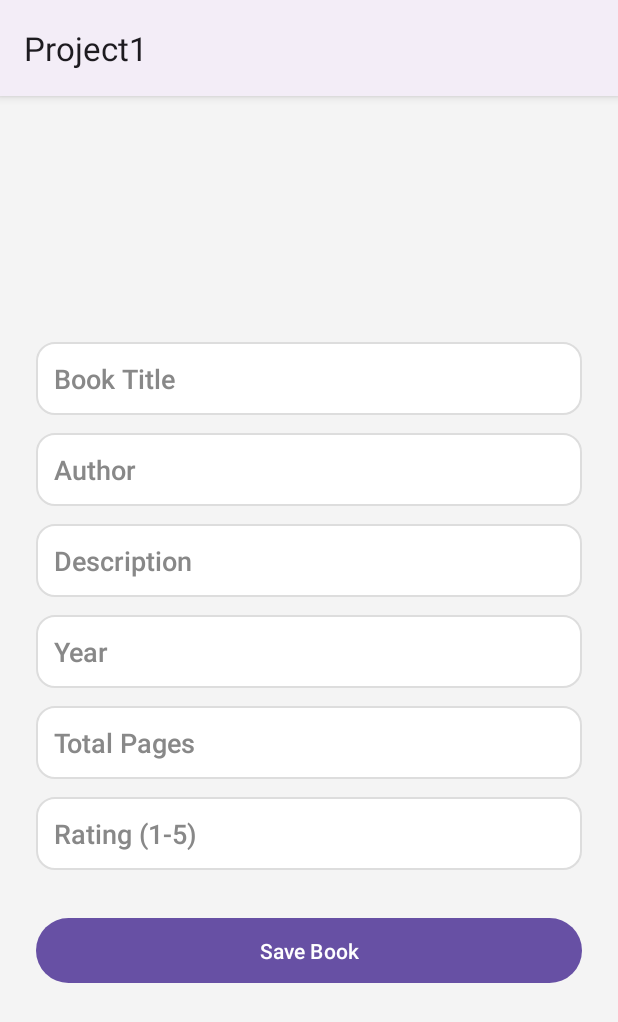
After one commit to ArbreshaS/Aplikacion-per-Menaxhimin-e-Leximeve, an Android app: the AddBookActivity screen opened directly, with no data from a screen before it, on a phone screen of 412 x 824 dp. The commit adds this screen. Shown: the top 1022 px of the screen. Run offline under Robolectric (Android 15) with nearby library versions, the phone set to English and light mode, and no system bars; our stand-ins replace Firebase (no records; nobody signed in at launch, a user with empty details on screens opened directly).

Commit message:
Integrimi i FireBase Database ,krijimi icollection per books. Ndarja e funksionaliteteve Home dhe Profile ne MainActivity

```diff
--- /dev/null
+++ b/app/src/main/java/com/example/project1/AddBookActivity.java
@@ -0,0 +1,88 @@
+package com.example.project1;
+
+import android.os.Bundle;
+import android.text.TextUtils;
+import android.view.View;
+import android.widget.Button;
+import android.widget.EditText;
+import android.widget.Toast;
+
+import androidx.appcompat.app.AppCompatActivity;
+
+import com.google.firebase.auth.FirebaseAuth;
+import com.google.firebase.firestore.FirebaseFirestore;
+
+public class AddBookActivity extends AppCompatActivity {
+
+    private EditText titleEditText, authorEditText, descriptionEditText, yearEditText, totalPagesEditText, ratingEditText;
+    private Button saveButton;
+    private FirebaseFirestore db;
+    private FirebaseAuth auth;
+
+    @Override
+    protected void onCreate(Bundle savedInstanceState) {
+        super.onCreate(savedInstanceState);
+        setContentView(R.layout.activity_add_book);
+
+        // Initialize views
+        titleEditText = findViewById(R.id.editTextTitle);
+        authorEditText = findViewById(R.id.editTextAuthor);
+        descriptionEditText = findViewById(R.id.editTextDescription);
+        yearEditText = findViewById(R.id.editTextYear);
+        totalPagesEditText = findViewById(R.id.editTextTotalPages);
+        ratingEditText = findViewById(R.id.editTextRating);
+        saveButton = findViewById(R.id.btnSaveBook);
+
+        // Firebase instance
+        db = FirebaseFirestore.getInstance();
+        auth = FirebaseAuth.getInstance();
+
+        // Button listener to save book
+        saveButton.setOnClickListener(v -> saveBook());
+    }
+
+    private void saveBook() {
+        // Get text from the fields
+        String title = titleEditText.getText().toString().trim();
+        String author = authorEditText.getText().toString().trim();
+        String description = descriptionEditText.getText().toString().trim();
+        String yearText = yearEditText.getText().toString().trim();
+        String totalPagesText = totalPagesEditText.getText().toString().trim();
+        String ratingText = ratingEditText.getText().toString().trim();
+
+        // Check for empty fields
+        if (TextUtils.isEmpty(title) || TextUtils.isEmpty(author) || TextUtils.isEmpty(description) ||
+                TextUtils.isEmpty(yearText) || TextUtils.isEmpty(totalPagesText) || TextUtils.isEmpty(ratingText)) {
+            Toast.makeText(this, "Please fill all fields", Toast.LENGTH_SHORT).show();
+            return;
+        }
+
+        // Parse year, total pages, and rating with validation
+        int year, totalPages, rating;
+        try {
+            year = Integer.parseInt(yearText);
+            totalPages = Integer.parseInt(totalPagesText);
+            rating = Integer.parseInt(ratingText);
+        } catch (NumberFormatException e) {
+            Toast.makeText(this, "Please enter valid numbers for year, total pages, and rating", Toast.LENGTH_SHORT).show();
+            return;
+        }
+
+        // Get the current user ID
+        String userId = auth.getCurrentUser().getUid();
+
+        // Create a book object
+        Book newBook = new Book(title, author, description, year, 0, totalPages, false, rating);
+
+        // Save the book to Firestore
+        db.collection("books")
+                .add(newBook.toMap(userId)) // Use the Book class method to convert to a map
+                .addOnSuccessListener(documentReference -> {
+                    Toast.makeText(AddBookActivity.this, "Book added successfully!", Toast.LENGTH_SHORT).show();
+                    finish(); // Close the activity after saving
+                })
+                .addOnFailureListener(e -> {
+                    Toast.makeText(AddBookActivity.this, "Error adding book", Toast.LENGTH_SHORT).show();
+                });
+    }
+}
--- /dev/null
+++ b/app/src/main/res/drawable/custom_progress_bar.xml
@@ -0,0 +1,5 @@
+<?xml version="1.0" encoding="utf-8"?>
+<shape xmlns:android="http://schemas.android.com/apk/res/android">
+    <solid android:color="#FF4081" />
+    <corners android:radius="8dp" />
+</shape>
--- /dev/null
+++ b/app/src/main/res/drawable/rounded_edittext.xml
@@ -0,0 +1,6 @@
+<?xml version="1.0" encoding="utf-8"?>
+<shape xmlns:android="http://schemas.android.com/apk/res/android">
+    <solid android:color="#FFFFFF"/>
+    <corners android:radius="12dp"/>
+    <stroke android:color="#DDDDDD" android:width="1dp"/>
+</shape>
--- /dev/null
+++ b/app/src/main/res/layout/activity_add_book.xml
@@ -0,0 +1,94 @@
+<LinearLayout xmlns:android="http://schemas.android.com/apk/res/android"
+    android:layout_width="match_parent"
+    android:layout_height="match_parent"
+    android:orientation="vertical"
+    android:padding="24dp"
+    android:gravity="center"
+    android:background="#F4F4F4">
+
+    <EditText
+        android:id="@+id/editTextTitle"
+        android:layout_width="match_parent"
+        android:layout_height="wrap_content"
+        android:hint="Book Title"
+        android:textColor="#333333"
+        android:textColorHint="#888888"
+        android:background="@drawable/rounded_edittext"
+        android:padding="12dp"
+        android:layout_marginBottom="12dp"
+        android:fontFamily="sans-serif-medium"/>
+
+    <EditText
+        android:id="@+id/editTextAuthor"
+        android:layout_width="match_parent"
+        android:layout_height="wrap_content"
+        android:hint="Author"
+        android:textColor="#333333"
+        android:textColorHint="#888888"
+        android:background="@drawable/rounded_edittext"
+        android:padding="12dp"
+        android:layout_marginBottom="12dp"
+        android:fontFamily="sans-serif-medium"/>
+
+    <EditText
+        android:id="@+id/editTextDescription"
+        android:layout_width="match_parent"
+        android:layout_height="wrap_content"
+        android:hint="Description"
+        android:textColor="#333333"
+        android:textColorHint="#888888"
+        android:background="@drawable/rounded_edittext"
+        android:padding="12dp"
+        android:layout_marginBottom="12dp"
+        android:fontFamily="sans-serif-medium"/>
+
+    <EditText
+        android:id="@+id/editTextYear"
+        android:layout_width="match_parent"
+        android:layout_height="wrap_content"
+        android:hint="Year"
+        android:inputType="number"
+        android:textColor="#333333"
+        android:textColorHint="#888888"
+        android:background="@drawable/rounded_edittext"
+        android:padding="12dp"
+        android:layout_marginBottom="12dp"
+        android:fontFamily="sans-serif-medium"/>
+
+    <EditText
+        android:id="@+id/editTextTotalPages"
+        android:layout_width="match_parent"
+        android:layout_height="wrap_content"
+        android:hint="Total Pages"
+        android:inputType="number"
+        android:textColor="#333333"
+        android:textColorHint="#888888"
+        android:background="@drawable/rounded_edittext"
+        android:padding="12dp"
+        android:layout_marginBottom="12dp"
+        android:fontFamily="sans-serif-medium"/>
+
+    <EditText
+        android:id="@+id/editTextRating"
+        android:layout_width="match_parent"
+        android:layout_height="wrap_content"
+        android:hint="Rating (1-5)"
+        android:inputType="number"
+        android:textColor="#333333"
+        android:textColorHint="#888888"
+        android:background="@drawable/rounded_edittext"
+        android:padding="12dp"
+        android:layout_marginBottom="16dp"
+        android:fontFamily="sans-serif-medium"/>
+
+    <Button
+        android:id="@+id/btnSaveBook"
+        android:layout_width="match_parent"
+        android:layout_height="wrap_content"
+        android:text="Save Book"
+        android:textColor="#FFFFFF"
+        android:layout_marginTop="12dp"
+        android:padding="12dp"
+        android:layout_gravity="center" />
+
+</LinearLayout>
--- a/app/src/main/res/layout/activity_login.xml
+++ b/app/src/main/res/layout/activity_login.xml
@@ -110,4 +110,5 @@
 
 
 
+
 </LinearLayout>
--- a/app/src/main/res/values/colors.xml
+++ b/app/src/main/res/values/colors.xml
@@ -2,4 +2,5 @@
 <resources>
     <color name="black">#FF000000</color>
     <color name="white">#FFFFFFFF</color>
+    <color name="color">#FF4081</color>
 </resources>
```
Also changed, not shown: app/build.gradle.kts (+14 -2 lines), app/src/main/AndroidManifest.xml (+23 -9 lines), app/src/main/java/com/example/project1/Book.java (added, +108 -0 lines), app/src/main/java/com/example/project1/BookAdapter.java (added, +76 -0 lines), app/src/main/java/com/example/project1/Home.java (added, +46 -0 lines), app/src/main/java/com/example/project1/MainActivity.java (+24 -11 lines), app/src/main/java/com/example/project1/Profile.java (added, +24 -0 lines), app/src/main/res/layout/activity_home.xml (added, +28 -0 lines), app/src/main/res/layout/activity_main.xml (+23 -1 lines), app/src/main/res/layout/activity_profile.xml (added, +14 -0 lines), app/src/main/res/layout/book_item.xml (added, +146 -0 lines), app/src/main/res/drawable/bg_main.jpg (added), app/src/main/res/drawable/star1.png (added).
